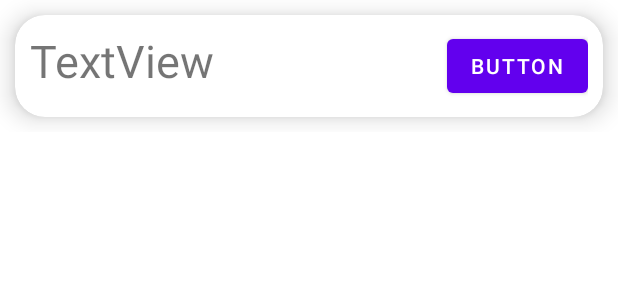
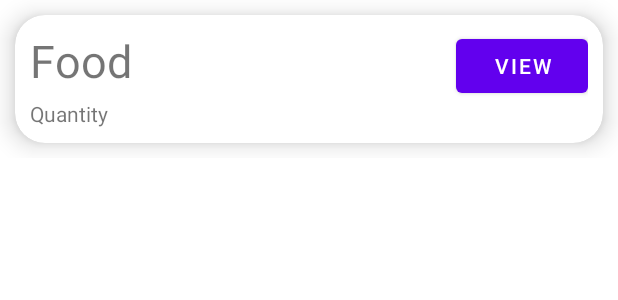
Before and after one commit to BManoj04/FoodDonation, an Android app: the layout card.xml on its own in the app's theme, with its tools: preview values and no code run, on a phone screen of 412 x 824 dp. Shown: the top 300 px of the screen. Run offline under Robolectric (Android 15) with nearby library versions, the phone set to English and light mode, and no system bars.

Commit message:
80% core functionality completed

```diff
--- a/app/src/main/res/layout/card.xml
+++ b/app/src/main/res/layout/card.xml
@@ -1,7 +1,7 @@
 <?xml version="1.0" encoding="utf-8"?>
 <RelativeLayout xmlns:android="http://schemas.android.com/apk/res/android"
     android:layout_width="match_parent"
-    android:layout_height="match_parent"
+    android:layout_height="wrap_content"
     xmlns:app="http://schemas.android.com/apk/res-auto">
 
 
@@ -17,17 +17,18 @@
             app:cardCornerRadius="20dp">
 
             <RelativeLayout
+                android:id="@+id/cardlayout"
                 android:layout_width="match_parent"
                 android:layout_height="wrap_content"
-                android:padding="10dp"
-                android:id="@+id/cardlayout">
+                android:padding="10dp">
 
 
                 <TextView
                     android:id="@+id/textView8"
                     android:layout_width="wrap_content"
                     android:layout_height="wrap_content"
-                    android:text="TextView"
+                    android:layout_marginEnd="155dp"
+                    android:text="Food"
                     android:textFontWeight="1000"
                     android:textSize="30dp"/>
 
@@ -35,9 +36,18 @@
                     android:id="@+id/button5"
                     android:layout_width="wrap_content"
                     android:layout_height="wrap_content"
-                    android:text="Button"
                     android:layout_alignParentEnd="true"
-                    android:layout_alignParentRight="true"/>
+                    android:layout_alignParentRight="true"
+                    android:text="View" />
+
+                <TextView
+                    android:id="@+id/textView11"
+                    android:layout_width="wrap_content"
+                    android:layout_height="wrap_content"
+                    android:layout_below="@+id/textView8"
+                    android:layout_alignParentBottom="false"
+                    android:layout_marginTop="5dp"
+                    android:text="Quantity"/>
 
             </RelativeLayout>
 
--- a/app/src/main/res/layout/fragment_home.xml
+++ b/app/src/main/res/layout/fragment_home.xml
@@ -14,7 +14,6 @@
             android:layout_width="match_parent"
             android:layout_height="wrap_content"
             android:orientation="vertical">
-
         </LinearLayout>
     </ScrollView>
 </RelativeLayout>
--- a/app/src/main/res/mipmap-anydpi-v26/ic_launcher.xml
+++ b/app/src/main/res/mipmap-anydpi-v26/ic_launcher.xml
@@ -1,5 +1,5 @@
 <?xml version="1.0" encoding="utf-8"?>
 <adaptive-icon xmlns:android="http://schemas.android.com/apk/res/android">
-    <background android:drawable="@drawable/ic_launcher_background"/>
+    <background android:drawable="@color/ic_launcher_background"/>
     <foreground android:drawable="@drawable/ic_launcher_foreground"/>
 </adaptive-icon>
--- a/app/src/main/res/mipmap-anydpi-v26/ic_launcher_round.xml
+++ b/app/src/main/res/mipmap-anydpi-v26/ic_launcher_round.xml
@@ -1,5 +1,5 @@
 <?xml version="1.0" encoding="utf-8"?>
 <adaptive-icon xmlns:android="http://schemas.android.com/apk/res/android">
-    <background android:drawable="@drawable/ic_launcher_background"/>
+    <background android:drawable="@color/ic_launcher_background"/>
     <foreground android:drawable="@drawable/ic_launcher_foreground"/>
 </adaptive-icon>
--- a/app/src/main/res/values/colors.xml
+++ b/app/src/main/res/values/colors.xml
@@ -7,4 +7,5 @@
     <color name="teal_700">#FF018786</color>
     <color name="black">#FF000000</color>
     <color name="white">#FFFFFFFF</color>
+    <color name="darkgray">#A9A9A9</color>
 </resources>
```
Also changed, not shown: app/src/main/java/com/example/fooddonation/MainActivity.java (+15 -0 lines), app/src/main/java/com/example/fooddonation/ui/home/HomeFragment.java (+16 -31 lines), app/src/main/res/layout/dialogbox.xml (+66 -19 lines), app/src/main/ic_launcher-playstore.png, app/src/main/res/mipmap-hdpi/ic_launcher.webp, app/src/main/res/mipmap-hdpi/ic_launcher_round.webp, app/src/main/res/mipmap-mdpi/ic_launcher.webp, app/src/main/res/mipmap-mdpi/ic_launcher_round.webp, app/src/main/res/mipmap-xhdpi/ic_launcher.webp, app/src/main/res/mipmap-xhdpi/ic_launcher_round.webp, app/src/main/res/mipmap-xxhdpi/ic_launcher.webp, app/src/main/res/mipmap-xxhdpi/ic_launcher_round.webp, app/src/main/res/mipmap-xxxhdpi/ic_launcher.webp, app/src/main/res/mipmap-xxxhdpi/ic_launcher_round.webp.
